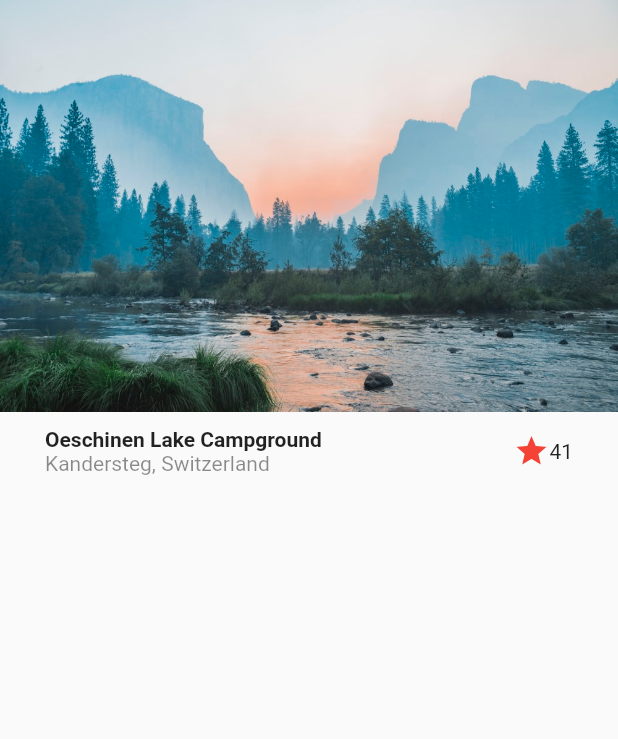
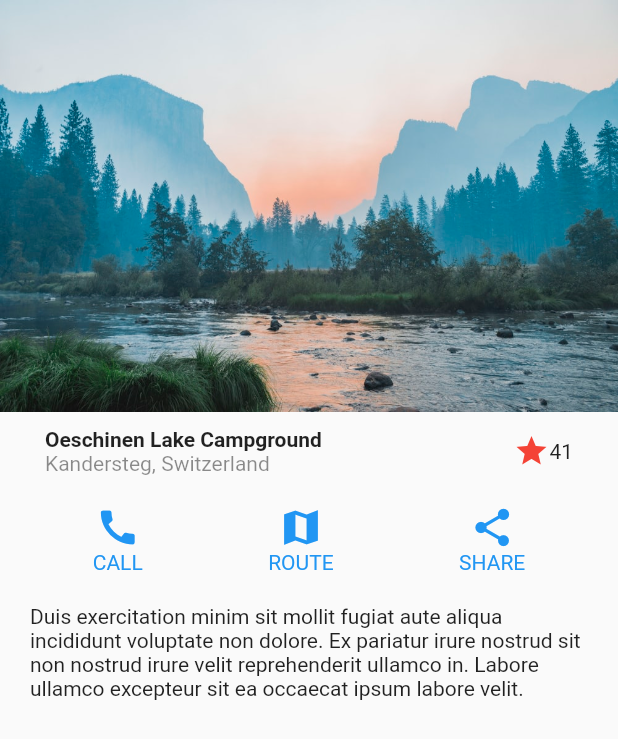
Before and after one commit to nachom96/BasicDesigns, a Flutter app: the screen it shows after launch, on a phone screen of 412 x 824 dp. Shown: the top 739 px of the screen. Run offline on Flutter 3.47's test engine with Material 2 defaults, Android fonts, the phone set to English and light mode, and no system bars.

Commit message:
Diseño básico terminado

```diff
--- a/lib/screens/basic_design.dart
+++ b/lib/screens/basic_design.dart
@@ -6,15 +6,20 @@ class BasicDesignScreen extends StatelessWidget {
   @override
   Widget build(BuildContext context) {
     return Scaffold(
-      body: Column(
-        children: const [
-          // Imagen
-          Image(image: AssetImage('assets/landscape.jpg')),
-          // Título
-          Title()
-        ],
-      )
-    );
+        body: Column(
+      children: [
+        // Image
+        const Image(image: AssetImage('assets/landscape.jpg')),
+        // Title
+        const Title(),
+        // Button Section
+        const ButtonSection(),
+        // Description
+       Container(
+        margin: const EdgeInsets.symmetric(horizontal: 20, vertical: 10),
+        child: const Text('Duis exercitation minim sit mollit fugiat aute aliqua incididunt voluptate non dolore. Ex pariatur irure nostrud sit non nostrud irure velit reprehenderit ullamco in. Labore ullamco excepteur sit ea occaecat ipsum labore velit.'))
+      ],
+    ));
   }
 }
 
@@ -32,15 +37,81 @@ class Title extends StatelessWidget {
           Column(
             crossAxisAlignment: CrossAxisAlignment.start,
             children: const [
-              Text('Oeschinen Lake Campground', style: TextStyle(fontWeight: FontWeight.bold),),
-              Text('Kandersteg, Switzerland', style: TextStyle(color: Colors.black45),),
+              Text(
+                'Oeschinen Lake Campground',
+                style: TextStyle(fontWeight: FontWeight.bold),
+              ),
+              Text(
+                'Kandersteg, Switzerland',
+                style: TextStyle(color: Colors.black45),
+              ),
             ],
           ),
           Expanded(child: Container()),
-          const Icon(Icons.star, color: Colors.red,),
+          const Icon(
+            Icons.star,
+            color: Colors.red,
+          ),
           const Text('41'),
         ],
       ),
     );
   }
 }
+
+class ButtonSection extends StatelessWidget {
+  const ButtonSection({
+    Key? key,
+  }) : super(key: key);
+
+  @override
+  Widget build(BuildContext context) {
+    return Container(
+      margin: const EdgeInsets.symmetric(horizontal: 20, vertical: 10),
+      child: Row(
+        mainAxisAlignment: MainAxisAlignment.spaceAround,
+        children: const [
+          IconSection(
+            icon: Icons.call,
+            name: 'CALL',
+          ),
+          IconSection(
+            icon: Icons.map_sharp,
+            name: 'ROUTE',
+          ),
+          IconSection(
+            icon: Icons.share,
+            name: 'SHARE',
+          ),
+        ],
+      ),
+    );
+  }
+}
+
+class IconSection extends StatelessWidget {
+  final IconData icon;
+  final String name;
+  const IconSection({
+    Key? key,
+    required this.name,
+    required this.icon,
+  }) : super(key: key);
+
+  @override
+  Widget build(BuildContext context) {
+    return Column(
+      children: [
+        Icon(
+          icon,
+          color: Colors.blue,
+          size: 30,
+        ),
+        Text(
+          name,
+          style: const TextStyle(color: Colors.blue),
+        ),
+      ],
+    );
+  }
+}
```
